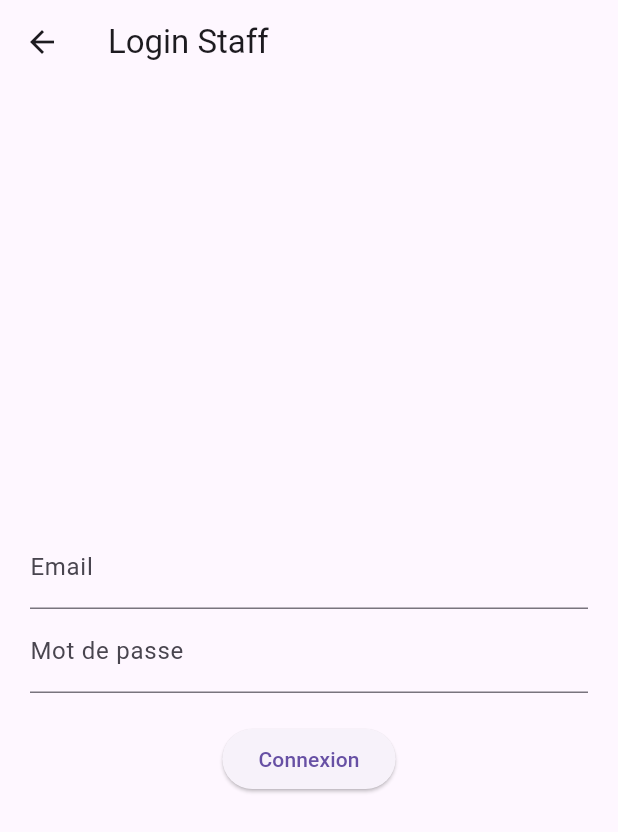
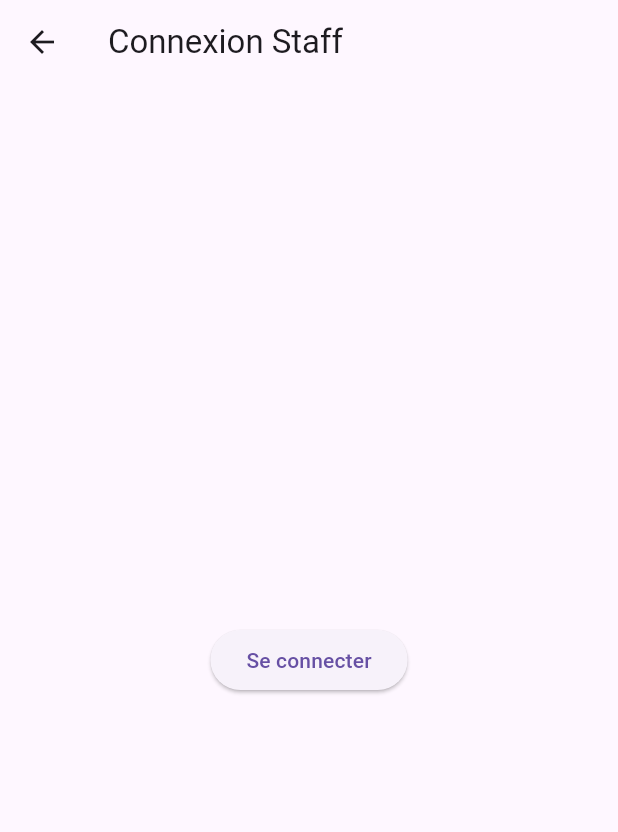
Before and after one commit to Anthot0/HostsEL, a Flutter app: the LoginStaffScreen screen opened directly, on a phone screen of 412 x 824 dp. Shown: the top 832 px of the screen. Run offline on Flutter 3.47's test engine with Material 3 defaults, Android fonts, the phone set to English and light mode, and no system bars; our stand-ins replace cloud_firestore, firebase_auth, firebase_core; accounts and stored records are empty.

Commit message:
Corrections et mise à jour

```diff
--- a/lib/screens/login_staff.dart
+++ b/lib/screens/login_staff.dart
@@ -1,68 +1,22 @@
 import 'package:flutter/material.dart';
-import 'package:cloud_firestore/cloud_firestore.dart';
-import 'package:firebase_auth/firebase_auth.dart';
 import 'package:hosts_el/screens/dashboard.dart';
-import 'package:hosts_el/screens/home_screen.dart';
 
-class LoginStaffScreen extends StatefulWidget {
+class LoginStaffScreen extends StatelessWidget {
   const LoginStaffScreen({super.key});
-
-  @override
-  _LoginStaffScreenState createState() => _LoginStaffScreenState();
-}
-
-class _LoginStaffScreenState extends State<LoginStaffScreen> {
-  final TextEditingController _emailController = TextEditingController();
-  final TextEditingController _passwordController = TextEditingController();
-  final FirebaseAuth _auth = FirebaseAuth.instance;
-
-  Future<void> _login() async {
-    try {
-      await _auth.signInWithEmailAndPassword(
-        email: _emailController.text.trim(),
-        password: _passwordController.text.trim(),
-      );
-
-      if (!mounted) return; // Évite les erreurs si le widget est détruit
-
-      Navigator.pushReplacement(
-        context,
-        MaterialPageRoute(builder: (context) => const DashboardScreen()),
-      );
-    } catch (e) {
-      if (!mounted) return;
-      ScaffoldMessenger.of(context).showSnackBar(
-        SnackBar(content: Text("Erreur de connexion : ${e.toString()}")),
-      );
-    }
-  }
 
   @override
   Widget build(BuildContext context) {
     return Scaffold(
-      appBar: AppBar(
-        title: const Text('Login Staff'),
-      ),
-      body: Padding(
-        padding: const EdgeInsets.all(20.0),
-        child: Column(
-          mainAxisAlignment: MainAxisAlignment.center,
-          children: [
-            TextField(
-              controller: _emailController,
-              decoration: const InputDecoration(labelText: "Email"),
-            ),
-            TextField(
-              controller: _passwordController,
-              decoration: const InputDecoration(labelText: "Mot de passe"),
-              obscureText: true,
-            ),
-            const SizedBox(height: 20),
-            ElevatedButton(
-              onPressed: _login,
-              child: const Text("Connexion"),
-            ),
-          ],
+      appBar: AppBar(title: const Text('Connexion Staff')),
+      body: Center(
+        child: ElevatedButton(
+          onPressed: () {
+            Navigator.push(
+              context,
+              MaterialPageRoute(builder: (context) => const DashboardScreen()),
+            );
+          },
+          child: const Text('Se connecter'),
         ),
       ),
     );
--- a/pubspec.yaml
+++ b/pubspec.yaml
@@ -12,7 +12,7 @@ dependencies:
   firebase_core: ^3.12.0
   firebase_auth: ^5.5.0
   cloud_firestore: ^5.6.4
-  provider: ^6.0.5
+  provider: ^6.1.1
 
 dev_dependencies:
   flutter_test:
```
